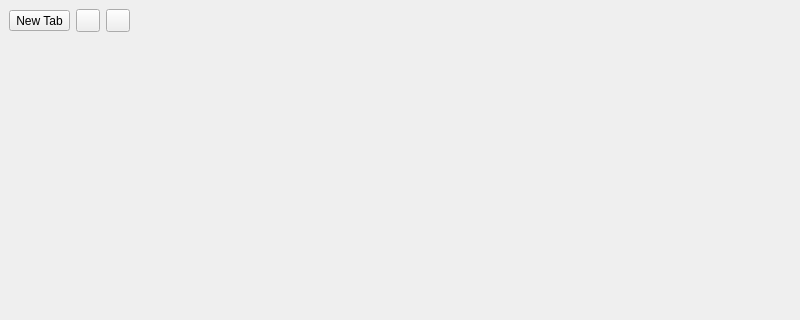
Old version of the form trunk/PyChat 1.16/res/main.ui in the repository SakuradaJun/py0chat; both pictures show x 0 to 800 and y 0 to 320 of the 800 by 545 pixel window.
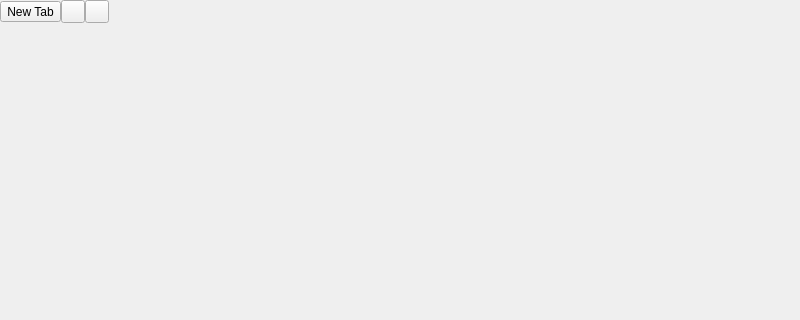
New version of the form. Icons and pictures are not drawn.

Diff of the .ui file:
```diff
--- a/trunk/PyChat 1.16/res/main.ui
+++ b/trunk/PyChat 1.16/res/main.ui
@@ -33,9 +33,18 @@
   </property>
   <widget class="QWidget" name="centralwidget">
    <layout class="QGridLayout" name="gridLayout_2">
+    <property name="margin">
+     <number>0</number>
+    </property>
+    <property name="spacing">
+     <number>0</number>
+    </property>
     <item row="0" column="0">
      <widget class="QWidget" name="widget_Top" native="true">
       <layout class="QHBoxLayout" name="horizontalLayout">
+       <property name="spacing">
+        <number>0</number>
+       </property>
        <property name="margin">
         <number>0</number>
        </property>
@@ -80,7 +89,7 @@
        <enum>QTabWidget::South</enum>
       </property>
       <property name="tabShape">
-       <enum>QTabWidget::Triangular</enum>
+       <enum>QTabWidget::Rounded</enum>
       </property>
       <property name="currentIndex">
        <number>-1</number>
```
Left out of the diff: 46 changed lines with no effect on the pictures.
